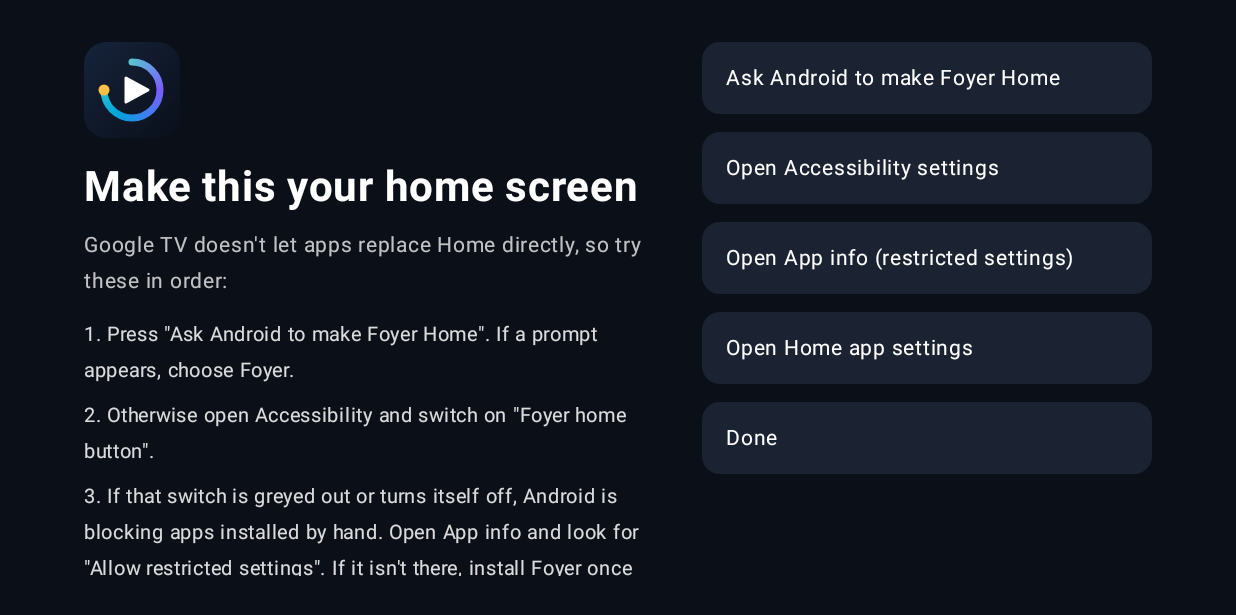
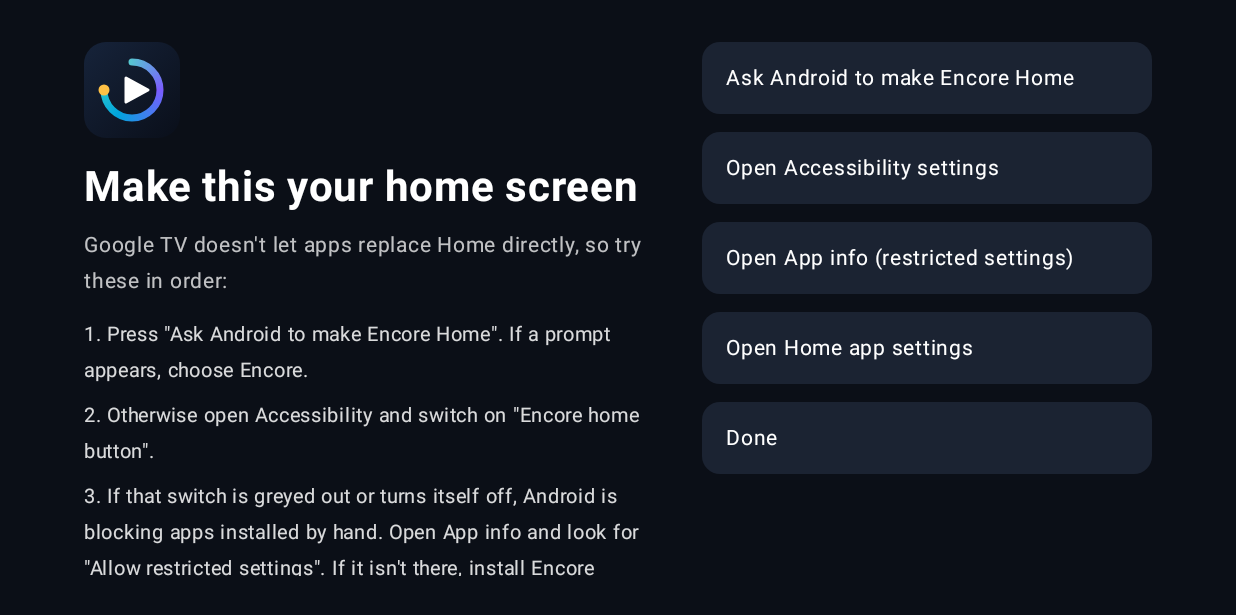
Before and after one commit to longmoneysniper/Foyer, an Android app built with Jetpack Compose: the composable SetupScreen shown on its own in the app's theme, on a phone screen of 824 x 412 dp (held sideways). Shown: the top 615 px of the screen. Run offline under Robolectric (Android 15) with nearby library versions, the phone set to English and light mode, and no system bars; pictures from the network do not load.

Commit message:
Update setup instructions for Encore Home

```diff
--- a/app/src/main/java/app/jellylauncher/ui/SetupScreen.kt
+++ b/app/src/main/java/app/jellylauncher/ui/SetupScreen.kt
@@ -50,11 +50,11 @@ fun SetupScreen(
                 color = Color.White.copy(alpha = 0.75f), fontSize = 14.sp,
             )
             Spacer(Modifier.height(12.dp))
-            Text("1. Press \"Ask Android to make Foyer Home\". If a prompt appears, choose Foyer.", color = Color.White.copy(alpha = 0.85f), fontSize = 13.sp)
+            Text("1. Press \"Ask Android to make Encore Home\". If a prompt appears, choose Encore.", color = Color.White.copy(alpha = 0.85f), fontSize = 13.sp)
             Spacer(Modifier.height(6.dp))
-            Text("2. Otherwise open Accessibility and switch on \"Foyer home button\".", color = Color.White.copy(alpha = 0.85f), fontSize = 13.sp)
+            Text("2. Otherwise open Accessibility and switch on \"Encore home button\".", color = Color.White.copy(alpha = 0.85f), fontSize = 13.sp)
             Spacer(Modifier.height(6.dp))
-            Text("3. If that switch is greyed out or turns itself off, Android is blocking apps installed by hand. Open App info and look for \"Allow restricted settings\". If it isn't there, install Foyer once through its own Update button (it then counts as trusted), then try step 2 again.", color = Color.White.copy(alpha = 0.85f), fontSize = 13.sp)
+            Text("3. If that switch is greyed out or turns itself off, Android is blocking apps installed by hand. Open App info and look for \"Allow restricted settings\". If it isn't there, install Encore once through its own Update button (it then counts as trusted), then try step 2 again.", color = Color.White.copy(alpha = 0.85f), fontSize = 13.sp)
             Spacer(Modifier.height(6.dp))
             Text("4. Press Home on your remote. You should land here.", color = Color.White.copy(alpha = 0.85f), fontSize = 13.sp)
             Spacer(Modifier.height(16.dp))
@@ -66,7 +66,7 @@ fun SetupScreen(
         }
         Spacer(Modifier.width(40.dp))
         Column(Modifier.width(300.dp), verticalArrangement = Arrangement.Center) {
-            SetupButton("Ask Android to make Foyer Home", onRequestHome, first)
+            SetupButton("Ask Android to make Encore Home", onRequestHome, first)
             Spacer(Modifier.height(12.dp))
             SetupButton("Open Accessibility settings", onAccessibility)
             Spacer(Modifier.height(12.dp))
```
